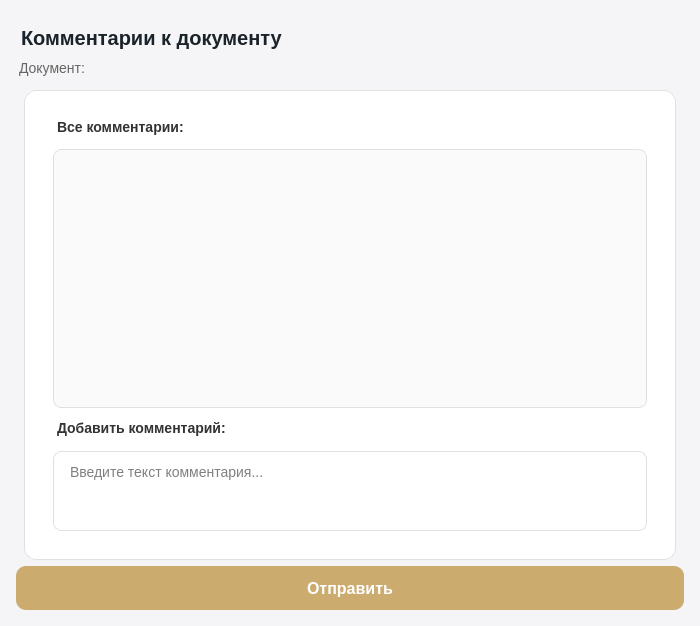
Old version of the form client/ui/documents/comments_dialog.ui in the repository lerakaplich/Documents.
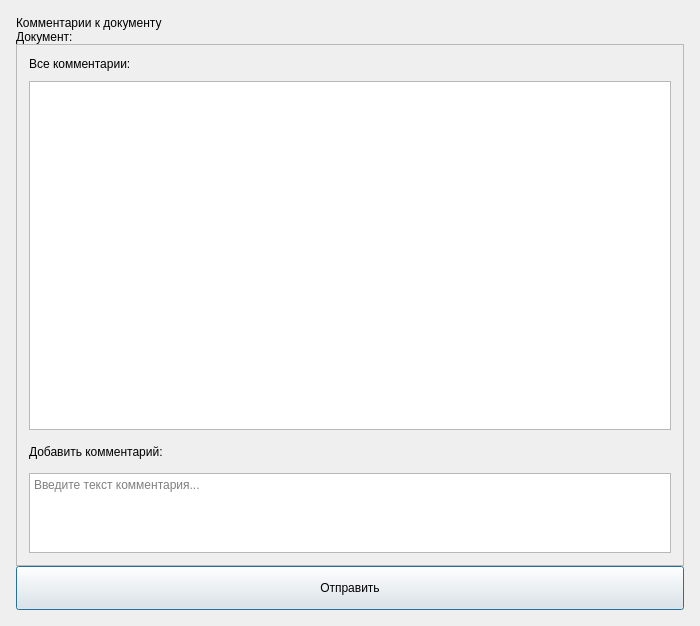
New version of the form.

The edit to the form file:
```diff
--- a/client/ui/documents/comments_dialog.ui
+++ b/client/ui/documents/comments_dialog.ui
@@ -20,33 +20,29 @@
 }
 
 QDialog {
-    background-color: #F5F5F7;
-    color: black;
+    background-color: {BG_DIALOG_ALT};
+    color: {TEXT_BLACK};
 }
 
-/* Белая карточка */
 QFrame#contentFrame {
-    background-color: white;
-    border: 1px solid #E0E0E0;
+    background-color: {BG_CARD};
+    border: 1px solid {ACCENT_PRIMARY};
     border-radius: 12px;
     margin: 6px 8px 6px 8px;
     padding: 16px;
 }
 
-/* Заголовок */
 QLabel#titleLabel {
     font-size: 20px;
     font-weight: bold;
-    color: #1B232A;
+    color: {TEXT_PRIMARY};
     padding: 10px 0px 10px 0px;
     background-color: transparent;
 }
 
-
-
 QLabel#docInfoLabel {
     font-size: 14px;
-    color: #666;
+    color: {TEXT_MUTED};
     background-color: transparent;
     padding-bottom: 8px;
 }
@@ -54,71 +50,64 @@
 QLabel#sectionLabel {
     font-size: 14px;
     font-weight: bold;
-    color: #333;
+    color: {TEXT_HEADING};
     background-color: transparent;
     padding-bottom: 4px;
 }
 
-
-
-/* Список комментариев */
 QListWidget {
-    border: 1px solid #E0E0E0;
+    border: 1px solid {ACCENT_PRIMARY};
     border-radius: 8px;
-    background-color: #FAFAFA;
-    color: black;
+    background-color: {BG_SURFACE_SUBTLE};
+    color: {TEXT_BLACK};
     font-size: 14px;
-    padding: 6px 0px; /* Делаем небольшие отступы сверху и снизу внутри списка */
+    padding: 6px 0px;
     outline: 0;
 }
-
 QListWidget::item {
     padding: 0px;
     margin: 0px;
     background-color: transparent;
 }
-
-QListWidget::item:selected, 
-QListWidget::item:hover, 
+QListWidget::item:selected,
+QListWidget::item:hover,
 QListWidget::item:active {
     background-color: transparent;
     border: none;
     outline: none;
 }
 
-/* Поле ввода комментария */
 QTextEdit {
-    border: 1px solid #E0E0E0;
+    border: 1px solid {ACCENT_PRIMARY};
     border-radius: 8px;
     padding: 8px 12px;
     font-size: 14px;
-    color: black;
-    background-color: white;
+    color: {TEXT_BLACK};
+    background-color: {BG_INPUT};
 }
 QTextEdit:focus {
     border: 2px solid #D22730;
 }
 
-/* Поле ввода для автора */
 QLineEdit {
-    border: 1px solid #E0E0E0;
+    border: 1px solid {ACCENT_PRIMARY};
     border-radius: 8px;
     padding: 6px 10px;
     font-size: 14px;
-    background-color: white;
+    background-color: {BG_INPUT};
+    color: {TEXT_PRIMARY};
 }
 QLineEdit:focus {
     border: 2px solid #D22730;
 }
 QLineEdit:disabled {
-    background-color: #F5F5F5;
-    color: #999;
+    background-color: {BG_INPUT_READONLY};
+    color: {TEXT_TERTIARY};
 }
 
-/* Кнопка Отправить (золотая) */
 QPushButton#sendButton {
-    background-color: #ccab6e;
-    color: white;
+    background-color: {ACCENT_PRIMARY};
+    color: {TEXT_ON_ACCENT};
     border: none;
     border-radius: 10px;
     padding: 10px 20px;
@@ -132,10 +121,9 @@
     background-color: #7a6a50;
 }
 
-/* Кнопка Закрыть (серая) */
 QPushButton#closeButton {
-    background-color: #1B232A;
-    color: white;
+    background-color: {BTN_DARK_BG};
+    color: {TEXT_ON_ACCENT};
     border: none;
     border-radius: 10px;
     padding: 10px 20px;
@@ -143,50 +131,39 @@
     font-weight: bold;
 }
 QPushButton#closeButton:hover {
-    background-color: #D9D9D6;
-    color: black;
+    background-color: {BTN_DARK_HOVER_BG};
+    color: {TEXT_BLACK};
 }
 QPushButton#closeButton:pressed {
     background-color: #B8B8B5;
 }
 
-/* Метка для времени */
 QLabel#timeLabel {
-    color: #999;
+    color: {TEXT_TERTIARY};
     font-size: 11px;
     background-color: transparent;
 }
 
-/* Вертикальная полоса прокрутки */
 QScrollBar:vertical {
-    background: #F5F5F5;
+    background: {SCROLLBAR_BG};
     width: 8px;
     border-radius: 4px;
     margin: 0px;
     border: none;
 }
 QScrollBar::handle:vertical {
-    background: #C1C1C1;
+    background: {SCROLLBAR_HANDLE};
     border-radius: 4px;
     min-height: 20px;
 }
-QScrollBar::handle:vertical:hover {
-    background: #A0A0A0;
-}
-QScrollBar::handle:vertical:pressed {
-    background: #888888;
-}
+QScrollBar::handle:vertical:hover { background: {SCROLLBAR_HANDLE_HOVER}; }
+QScrollBar::handle:vertical:pressed { background: {SCROLLBAR_HANDLE_PRESSED}; }
 QScrollBar::add-line:vertical,
 QScrollBar::sub-line:vertical {
-    border: none;
-    background: none;
-    width: 0px;
-    height: 0px;
+    border: none; background: none; width: 0px; height: 0px;
 }
 QScrollBar::add-page:vertical,
-QScrollBar::sub-page:vertical {
-    background: none;
-}
+QScrollBar::sub-page:vertical { background: none; }
    </string>
   </property>
   <property name="modal">
@@ -278,7 +255,7 @@
            <string notr="true">QLabel {
     font-size: 14px;
     font-weight: bold;
-    color: #333;
+    color: {TEXT_HEADING};
     background-color: transparent;
     padding-bottom: 4px;
 }</string>
@@ -316,7 +293,7 @@
            <string notr="true">QLabel {
     font-size: 14px;
     font-weight: bold;
-    color: #333;
+    color: {TEXT_HEADING};
     background-color: transparent;
     padding-bottom: 4px;
 }</string>
```
Left out of the diff: 10 changed lines with no effect on the pictures.
